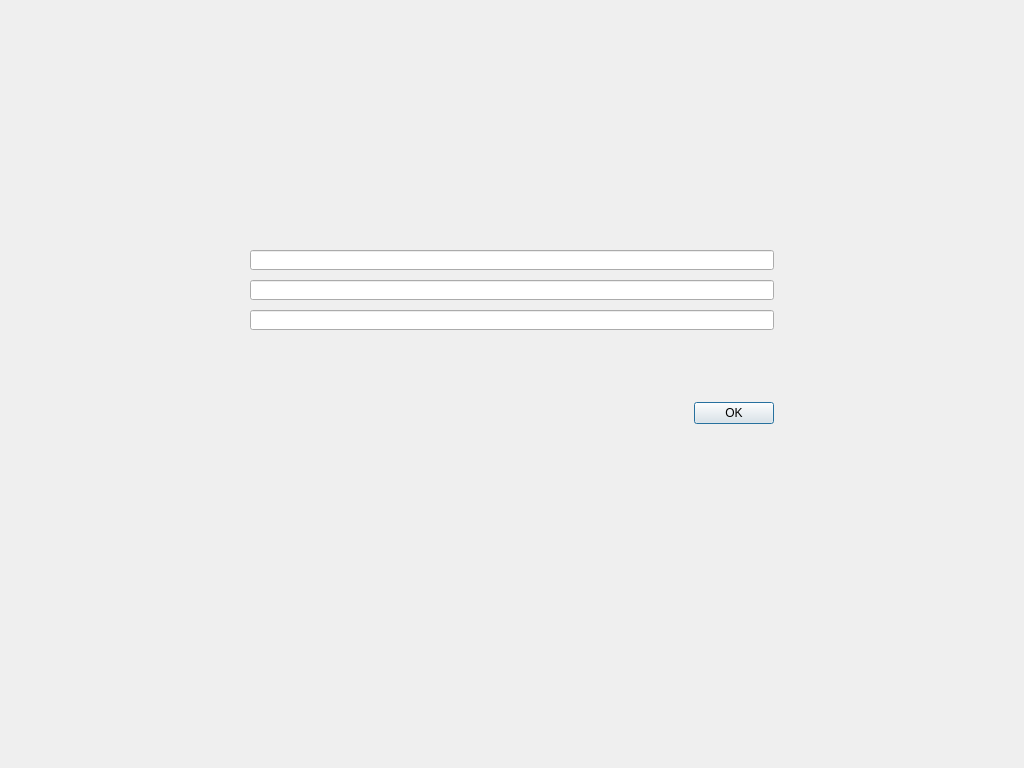
onsightit/solarcoin, file src/qt/forms/askpassphrasepage.ui: the form before one commit.
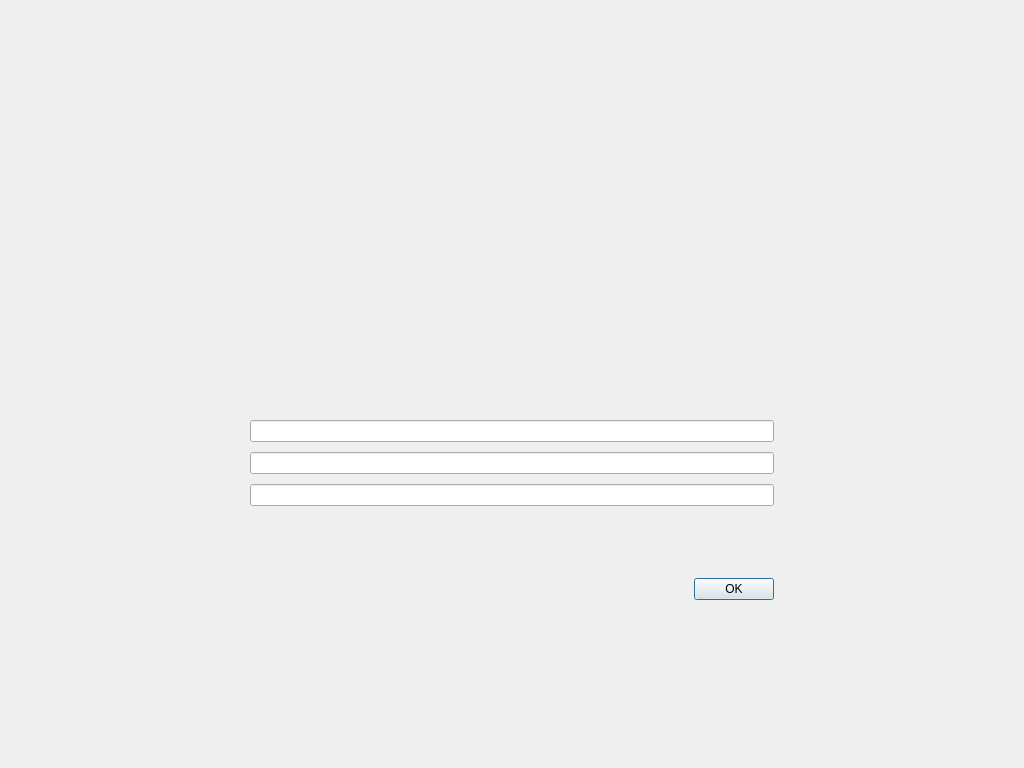
The form after the commit.

Diff of the .ui file:
```diff
--- a/src/qt/forms/askpassphrasepage.ui
+++ b/src/qt/forms/askpassphrasepage.ui
@@ -56,13 +56,13 @@
       <number>250</number>
      </property>
      <property name="topMargin">
-      <number>250</number>
+      <number>420</number>
      </property>
      <property name="rightMargin">
       <number>250</number>
      </property>
      <property name="bottomMargin">
-      <number>250</number>
+      <number>50</number>
      </property>
      <item row="1" column="1">
       <widget class="QLineEdit" name="passEdit1">
```
